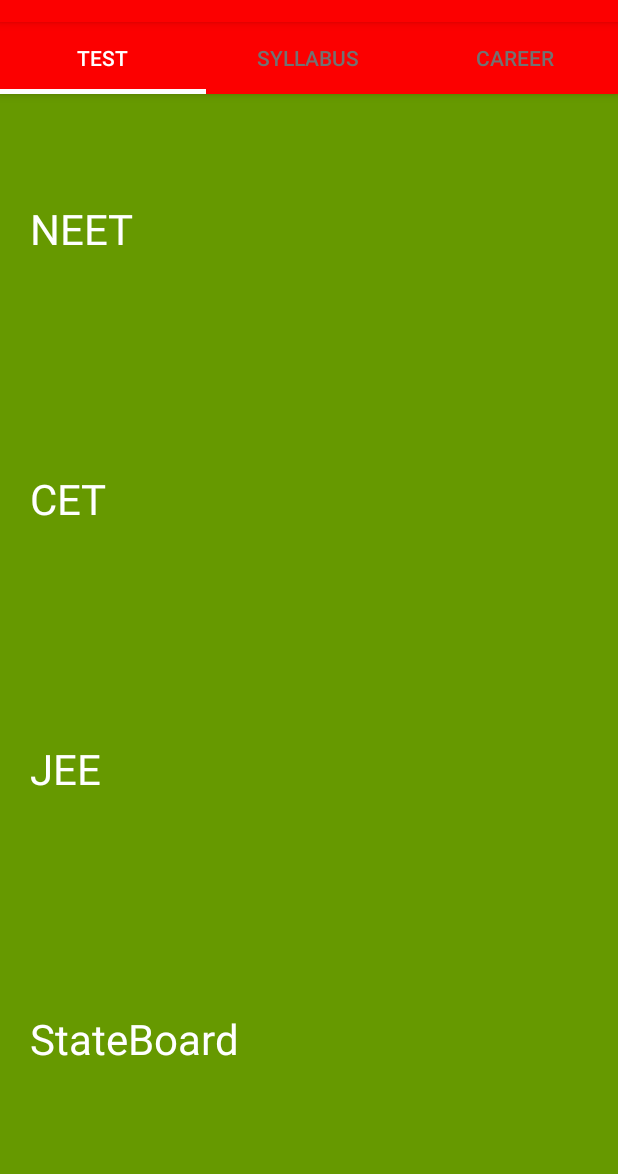
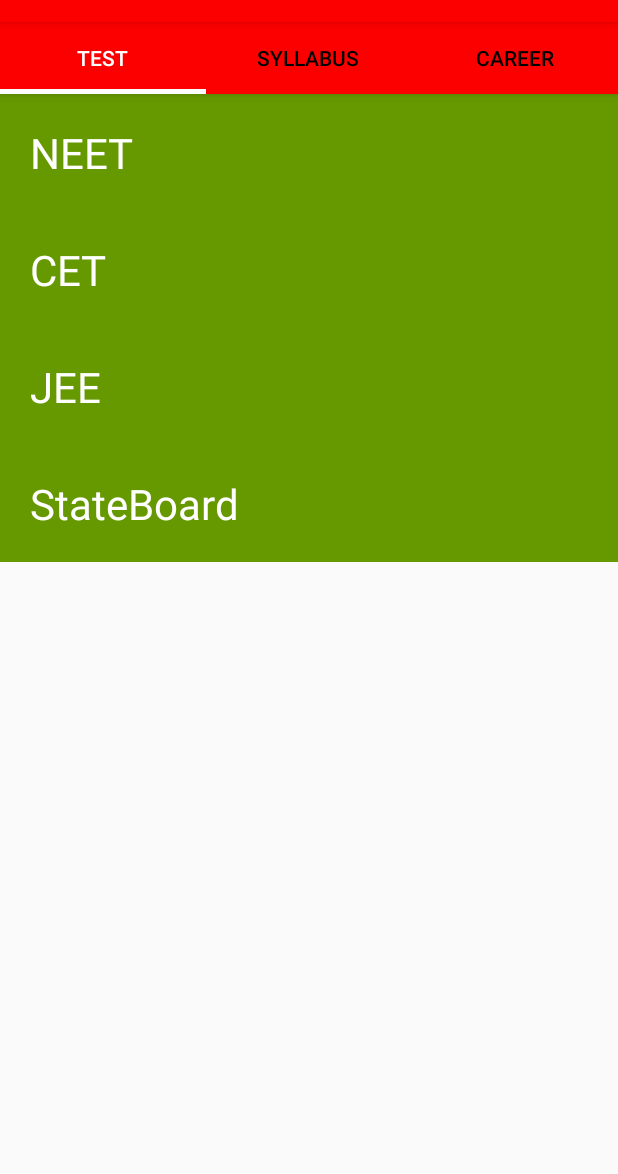
Before and after one commit to Akshay1213/YDAcademy, an Android app: the TabActivity screen opened directly, with no data from a screen before it, on a phone screen of 412 x 824 dp, the part 62-1236 px from its top. Run offline under Robolectric (Android 15) with nearby library versions, the phone set to English and light mode, and no system bars; our stand-ins replace ButterKnife; network calls fail.

Commit message:
navigation bar updated

```diff
--- a/app/src/main/java/com/example/user/ydacademy/TabActivity.java
+++ b/app/src/main/java/com/example/user/ydacademy/TabActivity.java
@@ -29,12 +29,13 @@
         tabLayout = (TabLayout) findViewById(R.id.tabs);
         tabLayout.setSelectedTabIndicatorHeight(5);
         tabLayout.setupWithViewPager(viewPager);
-        tabLayout.setTabTextColors(Color.parseColor("#727272"), Color.parseColor("#ffffff"));
+        tabLayout.setTabTextColors(Color.parseColor("#000000"), Color.parseColor("#ffffff"));
         tabLayout.setOnTabSelectedListener(new TabLayout.OnTabSelectedListener() {
             @Override
             public void onTabSelected(TabLayout.Tab tab) {
                 // tab.getIcon().setColorFilter(Color.WHITE, PorterDuff.Mode.SRC_IN);
-                tabLayout.setTabTextColors(Color.parseColor("#727272"), Color.parseColor("#ffffff"));
+
+                tabLayout.setTabTextColors(Color.parseColor("#000000"), Color.parseColor("#ffffff"));
 
             }
 
@@ -42,6 +43,7 @@
             public void onTabUnselected(TabLayout.Tab tab) {
                // tab.getIcon().setColorFilter(Color.parseColor("#808080"), PorterDuff.Mode.SRC_IN);
                 //tabLayout.setTabTextColors(Color.parseColor("#727272"), Color.parseColor("#ffffff"));
+                tabLayout.setTabTextColors(Color.parseColor("#000000"), Color.parseColor("#ffffff"));
             }
 
             @Override
--- a/app/src/main/res/layout/fragment_test.xml
+++ b/app/src/main/res/layout/fragment_test.xml
@@ -1,4 +1,4 @@
-<RelativeLayout xmlns:android="http://schemas.android.com/apk/res/android"
+<ScrollView xmlns:android="http://schemas.android.com/apk/res/android"
     xmlns:tools="http://schemas.android.com/tools"
     android:layout_width="match_parent"
     android:layout_height="match_parent"
@@ -310,4 +310,4 @@
             </LinearLayout>
         </LinearLayout>
     </LinearLayout>
-</RelativeLayout>
+</ScrollView>
```
